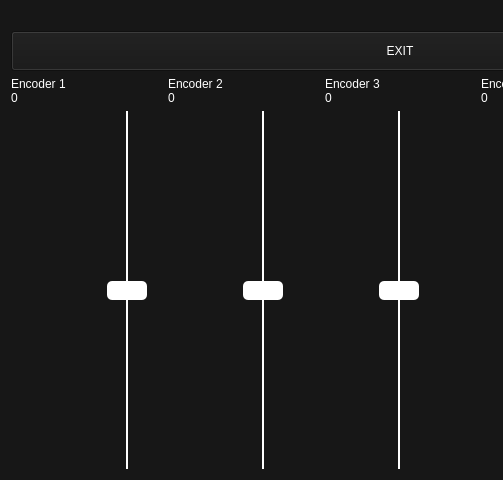
MrFrangipane/frangitron-raspberry, file src/ui/mainwindow.ui: the form before one commit; both pictures show x 0 to 503 and y 0 to 480 of the 800 by 480 pixel window.
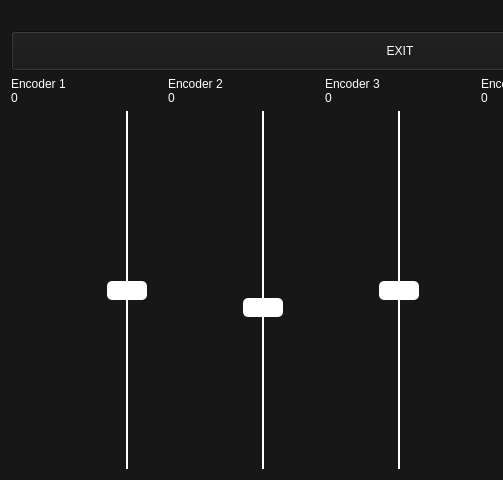
The form after the commit.

Commit message: Update default slider values for comp

The edit to the form file:
```diff
--- a/src/ui/mainwindow.ui
+++ b/src/ui/mainwindow.ui
@@ -251,8 +251,11 @@
        <property name="maximum">
         <number>1000</number>
        </property>
+       <property name="pageStep">
+        <number>10</number>
+       </property>
        <property name="value">
-        <number>500</number>
+        <number>450</number>
        </property>
        <property name="orientation">
         <enum>Qt::Vertical</enum>
```
The commit also changes 1 other file.
